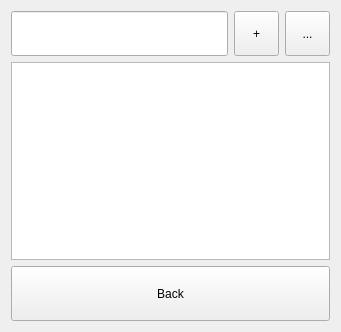
Old version of the form dlgtodo.ui in the repository ic005k/Knot-Legacy.
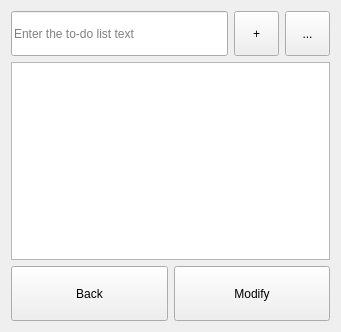
New version of the form. Icons and pictures are not drawn.

Patch:
```diff
--- a/dlgtodo.ui
+++ b/dlgtodo.ui
@@ -24,6 +24,9 @@
          <height>45</height>
         </size>
        </property>
+       <property name="placeholderText">
+        <string>Enter the to-do list text</string>
+       </property>
       </widget>
      </item>
      <item>
@@ -156,6 +159,25 @@
        </property>
       </widget>
      </item>
+     <item>
+      <widget class="QToolButton" name="btnModify">
+       <property name="sizePolicy">
+        <sizepolicy hsizetype="Preferred" vsizetype="Fixed">
+         <horstretch>0</horstretch>
+         <verstretch>0</verstretch>
+        </sizepolicy>
+       </property>
+       <property name="minimumSize">
+        <size>
+         <width>0</width>
+         <height>55</height>
+        </size>
+       </property>
+       <property name="text">
+        <string>Modify</string>
+       </property>
+      </widget>
+     </item>
     </layout>
    </item>
   </layout>
```
